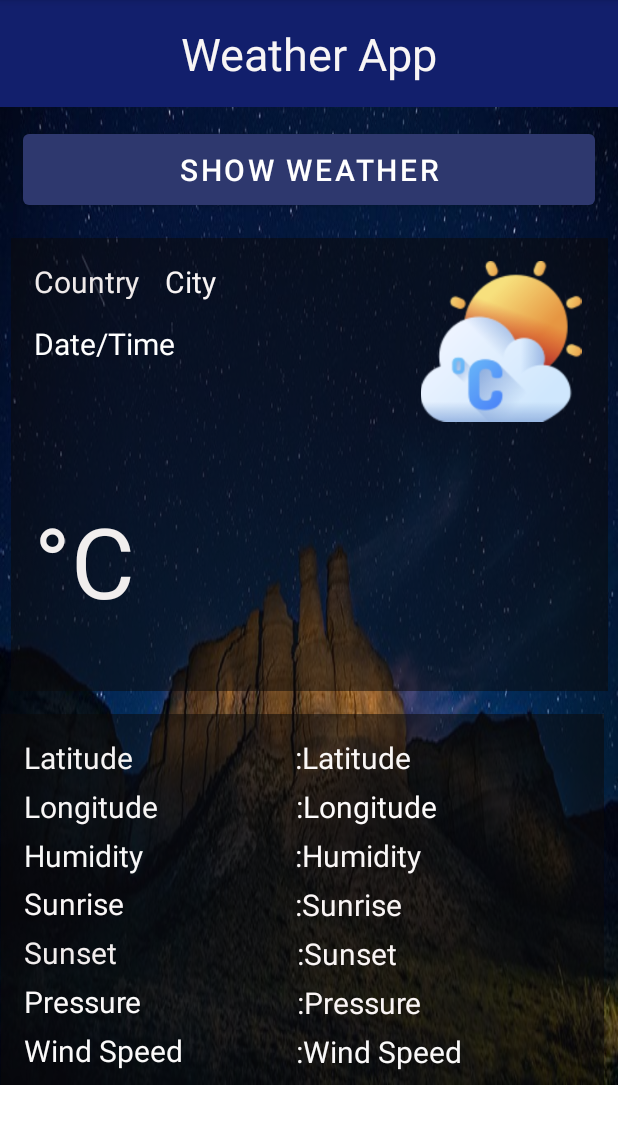
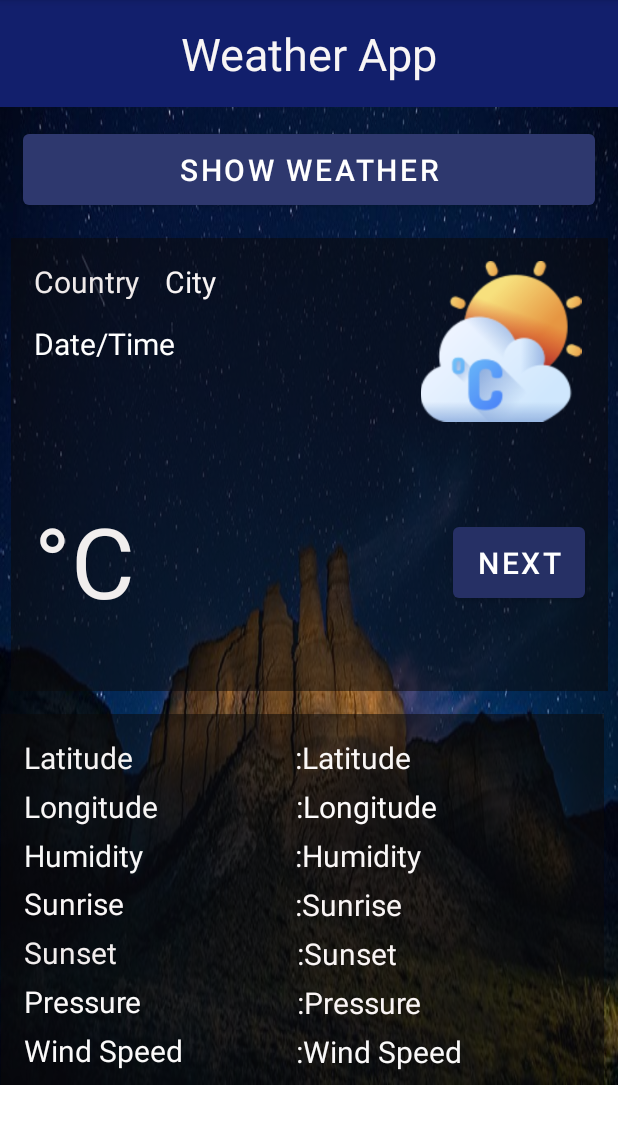
Before and after one commit to tas-wtag/myWeatherApplication, an Android app: the screen it shows after launch (MainActivity), on a phone screen of 412 x 824 dp, the part 84-1228 px from its top. Run offline under Robolectric (Android 15) with nearby library versions, the phone set to English and light mode, and no system bars; our stand-ins replace Picasso, Volley; pictures from the network do not load.

Commit message:
fourth commit

```diff
--- a/app/src/main/AndroidManifest.xml
+++ b/app/src/main/AndroidManifest.xml
@@ -5,6 +5,7 @@
     <uses-permission android:name="android.permission.ACCESS_NETWORK_STATE" />
     <uses-permission android:name="android.permission.ACCESS_COARSE_LOCATION" />
     <uses-permission android:name="android.permission.ACCESS_FINE_LOCATION" />
+    <uses-permission android:name="android.permission.ACCESS_BACKGROUND_LOCATION"/>
 
     <application
         android:allowBackup="true"
@@ -14,6 +15,7 @@
         android:roundIcon="@mipmap/ic_launcher_round"
         android:supportsRtl="true"
         android:theme="@style/Theme.MyWeather2">
+        <activity android:name=".SecondActivity"></activity>
         <activity android:name=".MainActivity">
             <intent-filter>
                 <action android:name="android.intent.action.MAIN" />
--- a/app/src/main/java/com/example/myweather2/MainActivity.java
+++ b/app/src/main/java/com/example/myweather2/MainActivity.java
@@ -1,4 +1,5 @@
 package com.example.myweather2;
+
 
 import androidx.appcompat.app.AppCompatActivity;
 import androidx.core.app.ActivityCompat;
@@ -6,6 +7,7 @@ import androidx.core.app.ActivityCompat;
 import android.Manifest;
 import android.annotation.SuppressLint;
 import android.content.Context;
+import android.content.Intent;
 import android.content.pm.PackageManager;
 import android.location.Location;
 import android.location.LocationListener;
@@ -38,6 +40,7 @@ import java.util.Date;
 import java.util.Locale;
 import java.util.TimeZone;
 
+
 public class MainActivity extends AppCompatActivity implements LocationListener {
 
 
@@ -47,12 +50,14 @@ public class MainActivity extends AppCompatActivity implements LocationListener
     protected Context context;
     protected String latitude, longitude;
     protected boolean gps_enabled, network_enabled;
+    public static final int REQUEST_CODE_PERMISSIONS = 101;
 
     EditText editText1,editText2;
     double lati;
     double longi;
     TextView TextView3;
     Button button;
+    Button next;
     ImageView imageView;
     TextView country,city,temp,time;
     TextView latitude1;
@@ -72,6 +77,7 @@ public class MainActivity extends AppCompatActivity implements LocationListener
         //editText1=findViewById(R.id.editTextTextPersonName);
         //editText2=findViewById(R.id.editTextTextPersonName2);
         button = findViewById(R.id.button);
+        next = (Button) findViewById(R.id.next);
         country=findViewById(R.id.country);
         city=findViewById(R.id.city);
         temp=findViewById(R.id.temp);
@@ -86,11 +92,16 @@ public class MainActivity extends AppCompatActivity implements LocationListener
         wind_speed=findViewById(R.id.WindSpeed);
 
 
-
+        next.setOnClickListener(new View.OnClickListener() {
+            @Override
+            public void onClick(View view) {
+                Intent intent = new Intent(MainActivity.this, SecondActivity.class);
+                startActivity(intent);
+            }
+        });
         button.setOnClickListener(new View.OnClickListener() {
             @Override
             public void onClick(View v) {
-
                 findweather();
             }
         });
@@ -108,6 +119,7 @@ public class MainActivity extends AppCompatActivity implements LocationListener
             //                                          int[] grantResults)
             // to handle the case where the user grants the permission. See the documentation
             // for ActivityCompat#requestPermissions for more details.
+
             return;
         }
         locationManager.requestLocationUpdates(LocationManager.GPS_PROVIDER, 0, 0, this);
@@ -197,11 +209,6 @@ public class MainActivity extends AppCompatActivity implements LocationListener
                     String windSpeed_find=object10.getString("speed");
                     wind_speed.setText(windSpeed_find+"  km/h");
 
-
-
-
-
-
                 } catch (JSONException e) {
                     e.printStackTrace();
                 }
--- a/app/src/main/res/layout/activity_main.xml
+++ b/app/src/main/res/layout/activity_main.xml
@@ -130,6 +130,29 @@
             android:textSize="20sp"
             app:layout_constraintStart_toStartOf="parent"
             app:layout_constraintTop_toBottomOf="@+id/country" />
+
+        <Button
+            android:id="@+id/next"
+            android:layout_width="wrap_content"
+            android:layout_height="wrap_content"
+            android:layout_marginStart="50dp"
+            android:layout_marginLeft="50dp"
+            android:layout_marginTop="64dp"
+            android:layout_marginEnd="15dp"
+            android:layout_marginRight="15dp"
+            android:paddingLeft="10dp"
+            android:paddingTop="10dp"
+            android:paddingRight="10dp"
+            android:paddingBottom="10dp"
+            android:text="Next"
+            android:textColor="#FFFFFF"
+            android:textSize="20sp"
+            app:backgroundTint="#263065"
+            app:layout_constraintEnd_toEndOf="parent"
+            app:layout_constraintHorizontal_bias="1.0"
+            app:layout_constraintStart_toEndOf="@+id/temp"
+            app:layout_constraintTop_toBottomOf="@+id/imageButton"
+            app:rippleColor="#FFFFFF" />
 
     </androidx.constraintlayout.widget.ConstraintLayout>
 
```
Also changed, not shown: app/src/main/java/com/example/myweather2/SecondActivity.java (added, +14 -0 lines), app/src/main/res/layout/activity_listview.xml (added, +19 -0 lines), app/src/main/res/layout/activity_second.xml (added, +19 -0 lines).
